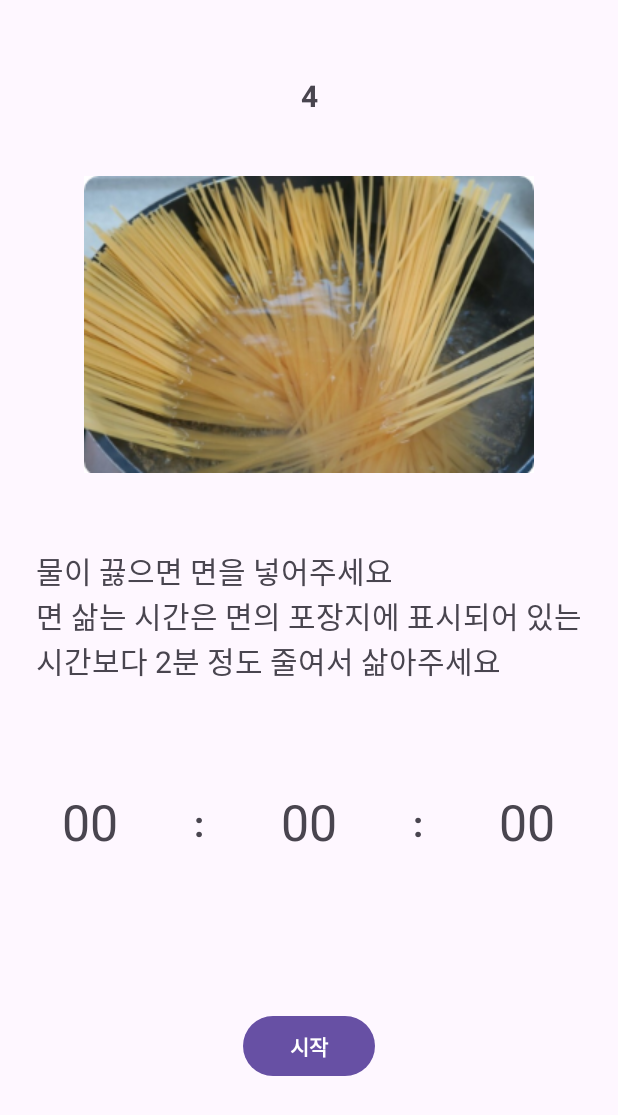
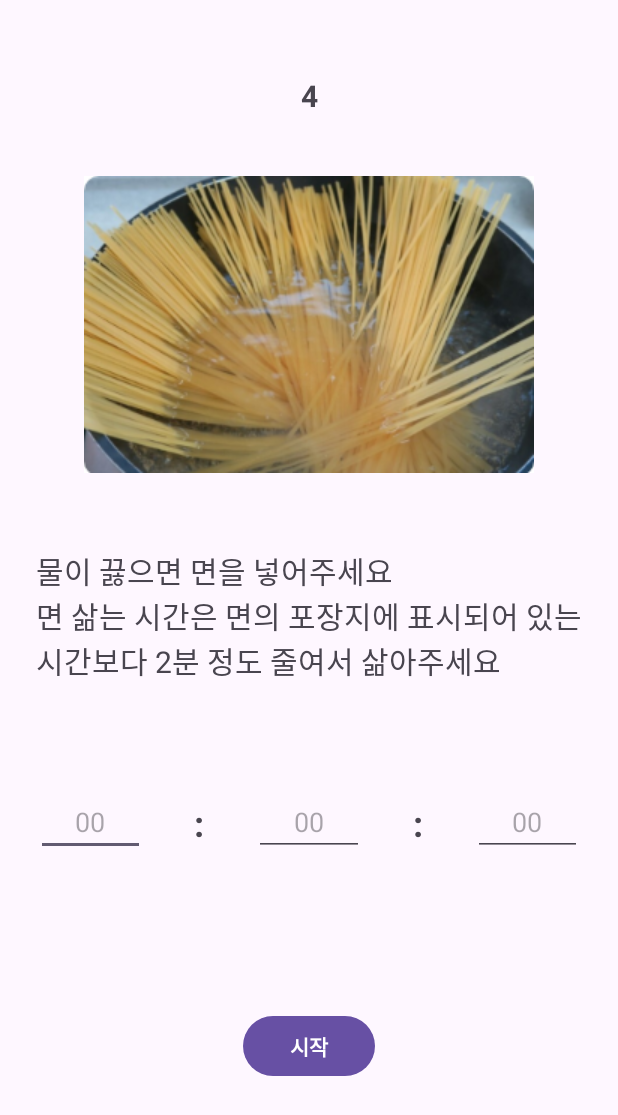
Before and after one commit to invercelina/CookingCopy, an Android app: the screen it shows after launch (MainActivity), after a tap on "시작", on a phone screen of 412 x 824 dp. Shown: the top 1115 px of the screen. Run offline under Robolectric (Android 15) with nearby library versions, the phone set to English and light mode, and no system bars; 3 statements that could not run were skipped.

```diff
--- a/app/src/main/java/com/example/cooking/MainActivity.java
+++ b/app/src/main/java/com/example/cooking/MainActivity.java
@@ -5,6 +5,7 @@ import android.view.View;
 import android.widget.Button;
 import android.widget.EditText;
 import android.widget.TextView;
+import android.widget.Toast;
 
 import androidx.activity.EdgeToEdge;
 import androidx.appcompat.app.AppCompatActivity;
@@ -26,15 +27,19 @@ public class MainActivity extends AppCompatActivity {
     public TextView tvminute;
     public TextView tvsecond;
 
+    public EditText ethour;
+    public EditText etminute;
+    public EditText etsecond;
+
     @Override
     protected void onCreate(Bundle savedInstanceState) {
         super.onCreate(savedInstanceState);
         EdgeToEdge.enable(this);
         setContentView(R.layout.activity_main);
 
-        EditText ethour = findViewById(R.id.et_hour);
-        EditText etminute = findViewById(R.id.et_minute);
-        EditText etsecond = findViewById(R.id.et_second);
+        ethour = findViewById(R.id.et_hour);
+        etminute = findViewById(R.id.et_minute);
+        etsecond = findViewById(R.id.et_second);
 
         tvhour = findViewById(R.id.tv_hour);
         tvminute = findViewById(R.id.tv_minute);
@@ -72,24 +77,39 @@ public class MainActivity extends AppCompatActivity {
         TimerTask timerTask = new TimerTask() {
             @Override
             public void run() {
+                runOnUiThread(new Runnable() {
+                    @Override
+                    public void run() {
 
-                tvhour.setText(String.format("%02d",hour));
-                tvminute.setText(String.format("%02d",minute));
-                tvsecond.setText(String.format("%02d",second));
+                        tvhour.setText(String.format("%02d", hour));
+                        tvminute.setText(String.format("%02d", minute));
+                        tvsecond.setText(String.format("%02d", second));
 
-                if(second!=0){
-                    second--;
-                } else if(minute!=0){
-                    second=59;
-                    minute--;
-                } else if(hour!=0){
-                    second=59;
-                    minute=59;
-                    hour--;
-                }
-                if(hour==0&&minute==0&&second==0){
-                    timer.cancel();
-                }
+                        if (second != 0) {
+                            second--;
+                        } else if (minute != 0) {
+                            second = 59;
+                            minute--;
+                        } else if (hour != 0) {
+                            second = 59;
+                            minute = 59;
+                            hour--;
+                        } else {
+                            Toast.makeText(MainActivity.this, "타이머가 종료되었습니다", Toast.LENGTH_SHORT).show();
+                            timer.cancel();
+
+                            ethour.setVisibility(View.VISIBLE);
+                            etminute.setVisibility(View.VISIBLE);
+                            etsecond.setVisibility(View.VISIBLE);
+
+                            tvhour.setVisibility(View.INVISIBLE);
+                            tvminute.setVisibility(View.INVISIBLE);
+                            tvsecond.setVisibility(View.INVISIBLE);
+
+
+                        }
+                    }
+                });
             }
         };
         timer.schedule(timerTask,0,1000);
```
